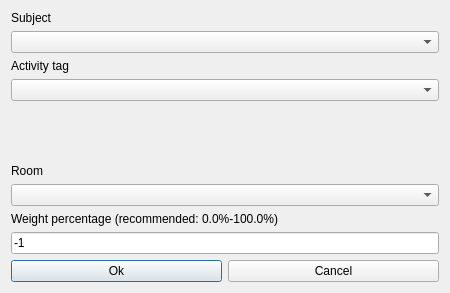
Old version of the form src/interface/modifyconstraintsubjectactivitytagpreferredroomform_template.ui in the repository janLo/FET.
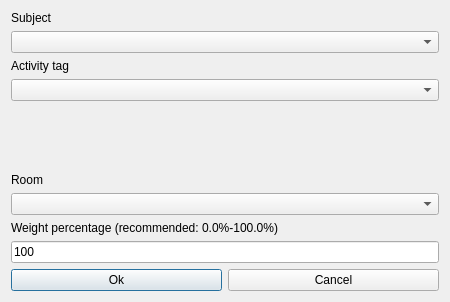
New version of the form.

Diff of the .ui file:
```diff
--- a/src/interface/modifyconstraintsubjectactivitytagpreferredroomform_template.ui
+++ b/src/interface/modifyconstraintsubjectactivitytagpreferredroomform_template.ui
@@ -7,7 +7,7 @@
     <x>0</x>
     <y>0</y>
     <width>450</width>
-    <height>293</height>
+    <height>302</height>
    </rect>
   </property>
   <property name="windowTitle">
@@ -112,7 +112,7 @@
    <item row="8" column="0" colspan="2">
     <widget class="QLineEdit" name="weightLineEdit">
      <property name="text">
-      <string>-1</string>
+      <string notr="true">100</string>
      </property>
     </widget>
    </item>
```
Left out of the diff: 8 changed lines with no effect on the pictures.
